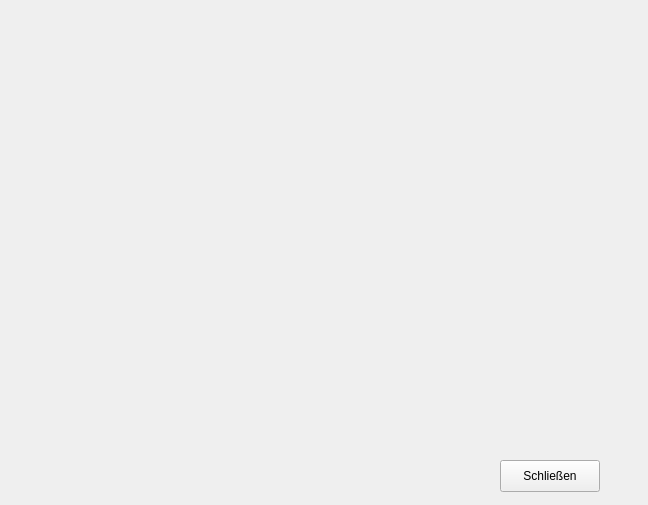
Before: the Qt Designer form detailshownote.ui in as070700/Noteapp, drawn with Qt 5.
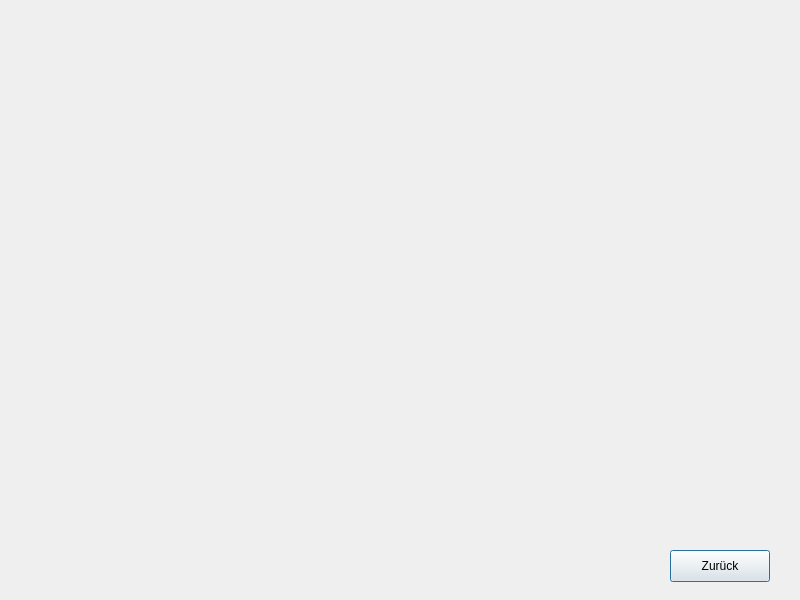
After: the same form once the commit is applied.

Patch:
```diff
--- a/detailshownote.ui
+++ b/detailshownote.ui
@@ -1,51 +1,54 @@
 <?xml version="1.0" encoding="UTF-8"?>
 <ui version="4.0">
  <class>detailShownote</class>
- <widget class="QWidget" name="detailShownote">
+ <widget class="QDialog" name="detailShownote">
   <property name="geometry">
    <rect>
     <x>0</x>
     <y>0</y>
-    <width>648</width>
-    <height>505</height>
+    <width>800</width>
+    <height>600</height>
    </rect>
   </property>
   <property name="windowTitle">
    <string>Form</string>
   </property>
-  <widget class="QLabel" name="label_title_detailshownote">
+  <widget class="QTextEdit" name="content_textEdit_detailshownote">
    <property name="geometry">
     <rect>
-     <x>40</x>
+     <x>30</x>
      <y>50</y>
-     <width>581</width>
-     <height>20</height>
+     <width>731</width>
+     <height>500</height>
     </rect>
    </property>
-   <property name="text">
-    <string/>
+   <property name="styleSheet">
+    <string notr="true">background: transparent</string>
+   </property>
+   <property name="readOnly">
+    <bool>true</bool>
    </property>
   </widget>
   <widget class="QPushButton" name="backButton_detailshownote">
    <property name="geometry">
     <rect>
-     <x>500</x>
-     <y>460</y>
+     <x>670</x>
+     <y>550</y>
      <width>100</width>
      <height>32</height>
     </rect>
    </property>
    <property name="text">
-    <string>Schließen</string>
+    <string>Zurück</string>
    </property>
   </widget>
   <widget class="QLabel" name="label_content_detailshownote">
    <property name="geometry">
     <rect>
-     <x>40</x>
-     <y>110</y>
-     <width>561</width>
-     <height>331</height>
+     <x>30</x>
+     <y>20</y>
+     <width>731</width>
+     <height>20</height>
     </rect>
    </property>
    <property name="text">
```
Left out of the diff: 10 changed lines with no effect on the pictures.
